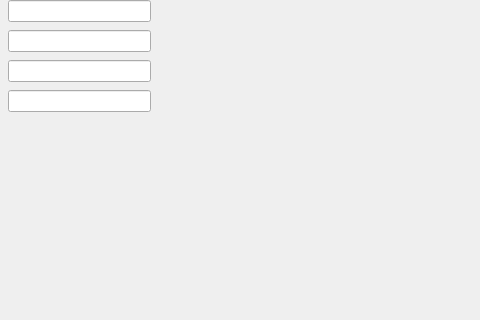
The window that src/ui/main_window.ui (FAN0909/master-slave-tracking-control) describes before a commit, drawn with Qt 5; both pictures show x 320 to 800 and y 152 to 472 of the 800 by 600 pixel window.
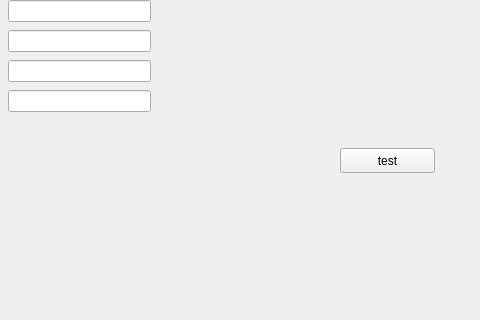
The same window after the commit.

Commit message: test gello robot

```diff
--- a/src/ui/main_window.ui
+++ b/src/ui/main_window.ui
@@ -248,6 +248,19 @@
      <string>Close</string>
     </property>
    </widget>
+   <widget class="QPushButton" name="pushButton_test">
+    <property name="geometry">
+     <rect>
+      <x>660</x>
+      <y>300</y>
+      <width>95</width>
+      <height>25</height>
+     </rect>
+    </property>
+    <property name="text">
+     <string>test</string>
+    </property>
+   </widget>
   </widget>
   <widget class="QMenuBar" name="menubar">
    <property name="geometry">
```
The commit also changes 20 other files.
